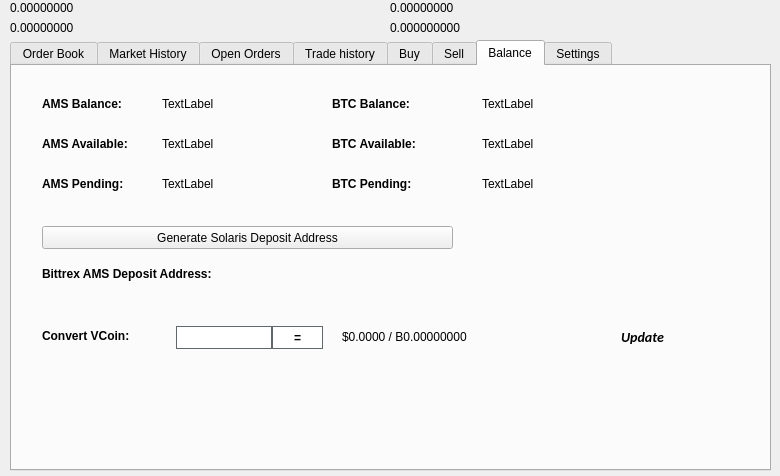
Above: src/qt/forms/tradingdialog.ui from listedlinked/superbee before the change. Below: the same form after it.
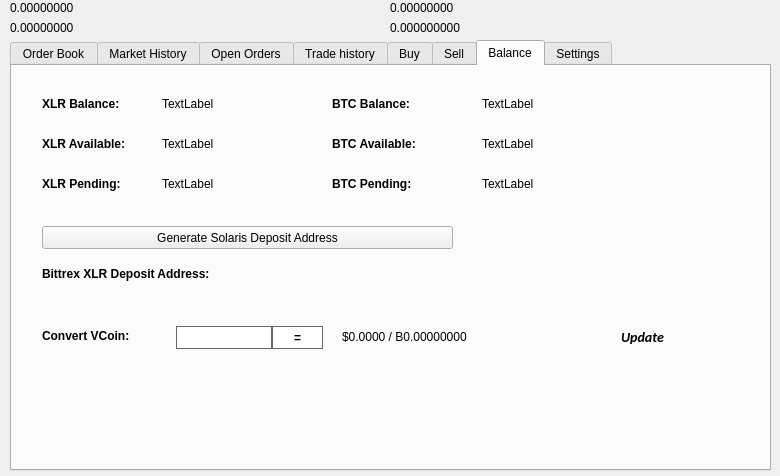
That is the form after the change. The open tabs and pages were chosen to show the change. Icons and pictures are not drawn.

```diff
--- a/src/qt/forms/tradingdialog.ui
+++ b/src/qt/forms/tradingdialog.ui
@@ -2762,7 +2762,7 @@
       </font>
      </property>
      <property name="text">
-      <string>AMS Balance:</string>
+      <string>XLR Balance:</string>
      </property>
     </widget>
     <widget class="QLabel" name="label_12">
@@ -2813,7 +2813,7 @@
       </font>
      </property>
      <property name="text">
-      <string>AMS Available:</string>
+      <string>XLR Available:</string>
      </property>
     </widget>
     <widget class="QLabel" name="label_14">
@@ -2832,7 +2832,7 @@
       </font>
      </property>
      <property name="text">
-      <string>AMS Pending:</string>
+      <string>XLR Pending:</string>
      </property>
     </widget>
     <widget class="QLabel" name="AMSPendingLabel">
@@ -2928,7 +2928,7 @@
       </font>
      </property>
      <property name="text">
-      <string>Bittrex AMS Deposit Address:</string>
+      <string>Bittrex XLR Deposit Address:</string>
      </property>
     </widget>
     <widget class="QPushButton" name="GenDepositBTN">
```
Left out of the diff: 12 changed lines with no effect on the pictures.
